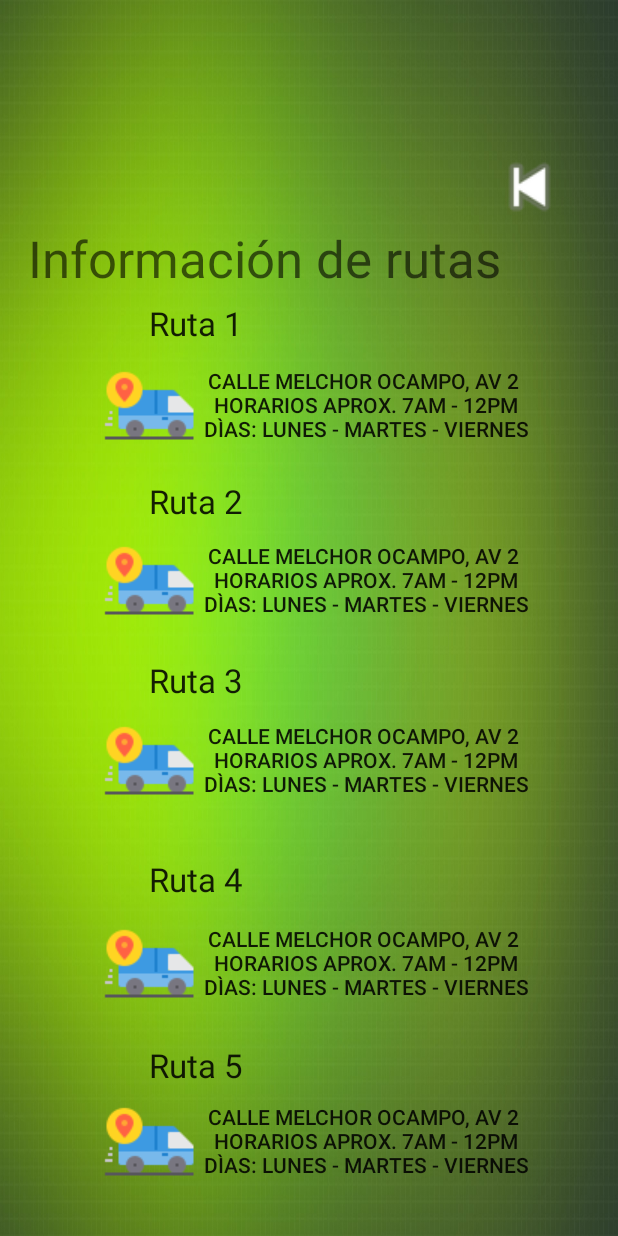
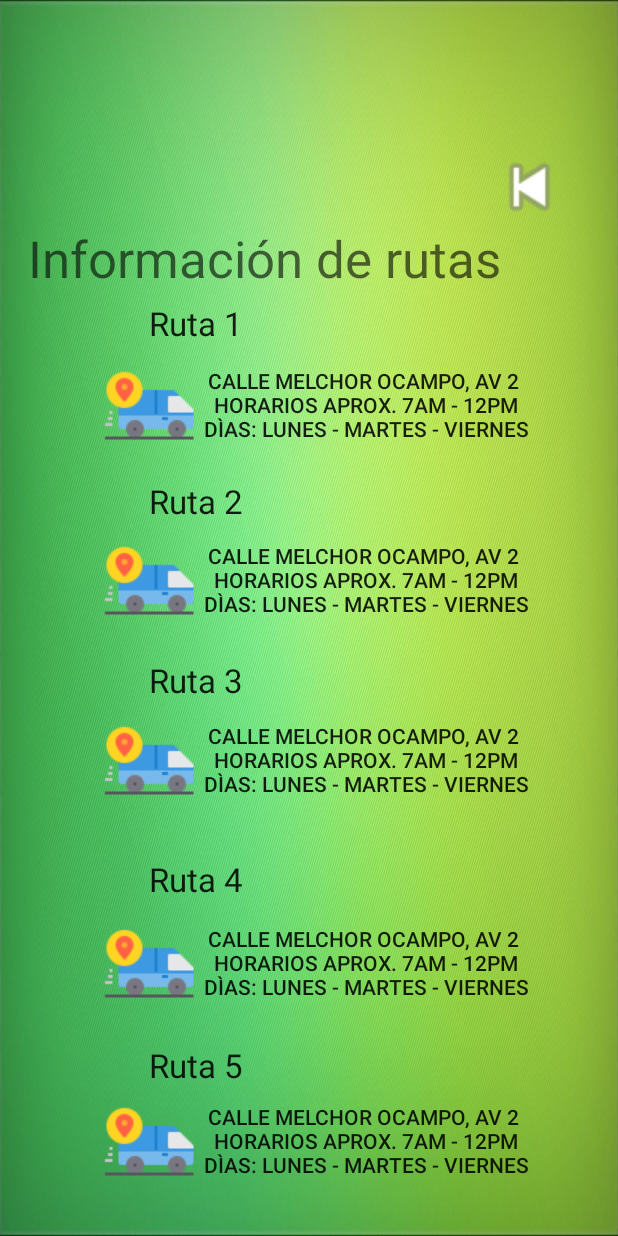
Before and after one commit to FlavioRA/Basurapk, an Android app: the infoRutas screen opened directly, with no data from a screen before it, on a phone screen of 412 x 824 dp. Run offline under Robolectric (Android 15) with nearby library versions, the phone set to English and light mode, and no system bars.

Commit message:
beto pui pui

```diff
--- a/app/src/main/res/layout/activity_info_rutas.xml
+++ b/app/src/main/res/layout/activity_info_rutas.xml
@@ -4,7 +4,7 @@
     xmlns:tools="http://schemas.android.com/tools"
     android:layout_width="match_parent"
     android:layout_height="match_parent"
-    android:background="@drawable/verde2"
+    android:background="@drawable/fondo1"
     tools:context=".infoRutas">
 
     <TextView
@@ -60,7 +60,7 @@
         android:layout_marginEnd="60dp"
         android:layout_marginBottom="522dp"
         android:background="#002196F3"
-        android:drawableLeft="@mipmap/tracking"
+        android:drawableLeft="@drawable/tracking"
         android:text="Calle Melchor Ocampo, Av 2\n
 Horarios Aprox. 7am - 12pm\n
 Dìas: Lunes - Martes - Viernes" />
@@ -74,7 +74,7 @@ Dìas: Lunes - Martes - Viernes" />
         android:layout_marginEnd="60dp"
         android:layout_marginBottom="405dp"
         android:background="#002196F3"
-        android:drawableLeft="@mipmap/tracking"
+        android:drawableLeft="@drawable/tracking"
         android:text="Calle Melchor Ocampo, Av 2\n
 Horarios Aprox. 7am - 12pm\n
 Dìas: Lunes - Martes - Viernes" />
@@ -88,7 +88,7 @@ Dìas: Lunes - Martes - Viernes" />
         android:layout_marginEnd="60dp"
         android:layout_marginBottom="285dp"
         android:background="#002196F3"
-        android:drawableLeft="@mipmap/tracking"
+        android:drawableLeft="@drawable/tracking"
         android:text="Calle Melchor Ocampo, Av 2\n
 Horarios Aprox. 7am - 12pm\n
 Dìas: Lunes - Martes - Viernes" />
@@ -102,7 +102,7 @@ Dìas: Lunes - Martes - Viernes" />
         android:layout_marginEnd="60dp"
         android:layout_marginBottom="150dp"
         android:background="#002196F3"
-        android:drawableLeft="@mipmap/tracking"
+        android:drawableLeft="@drawable/tracking"
         android:text="Calle Melchor Ocampo, Av 2\n
 Horarios Aprox. 7am - 12pm\n
 Dìas: Lunes - Martes - Viernes" />
@@ -116,7 +116,7 @@ Dìas: Lunes - Martes - Viernes" />
         android:layout_marginEnd="60dp"
         android:layout_marginBottom="31dp"
         android:background="#002196F3"
-        android:drawableLeft="@mipmap/tracking"
+        android:drawableLeft="@drawable/tracking"
         android:text="Calle Melchor Ocampo, Av 2\n
 Horarios Aprox. 7am - 12pm\n
 Dìas: Lunes - Martes - Viernes" />
```
Also changed, not shown: app/src/main/res/drawable-v24/tracking.png (renamed from app/src/main/res/mipmap-mdpi/tracking.png).
